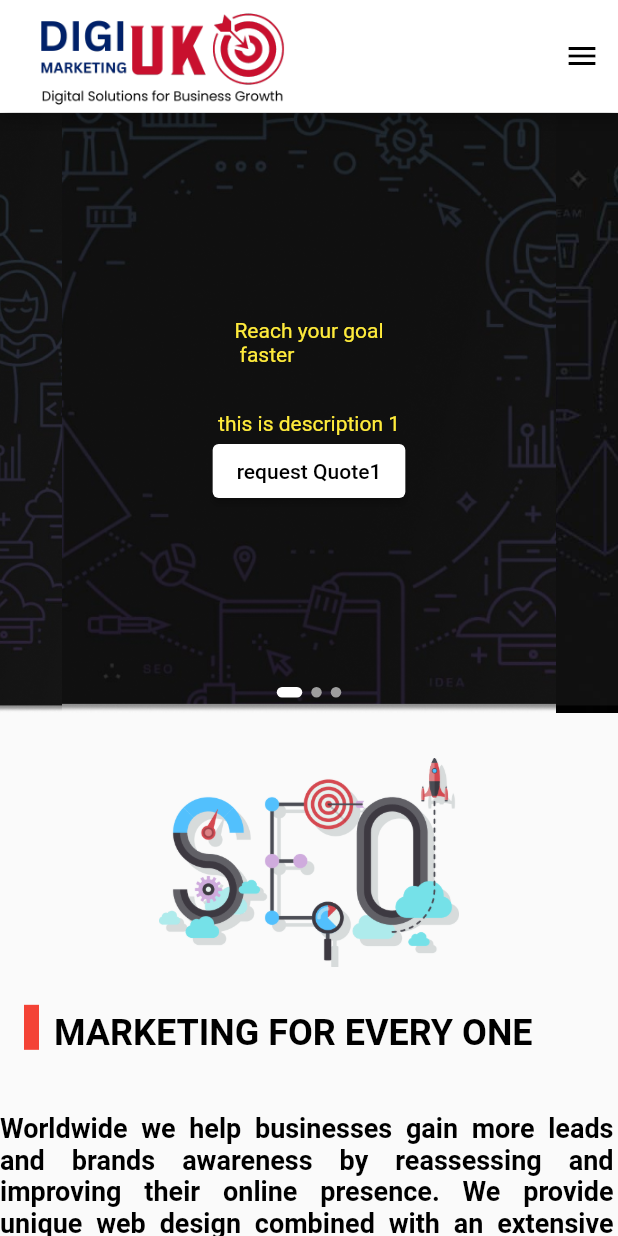
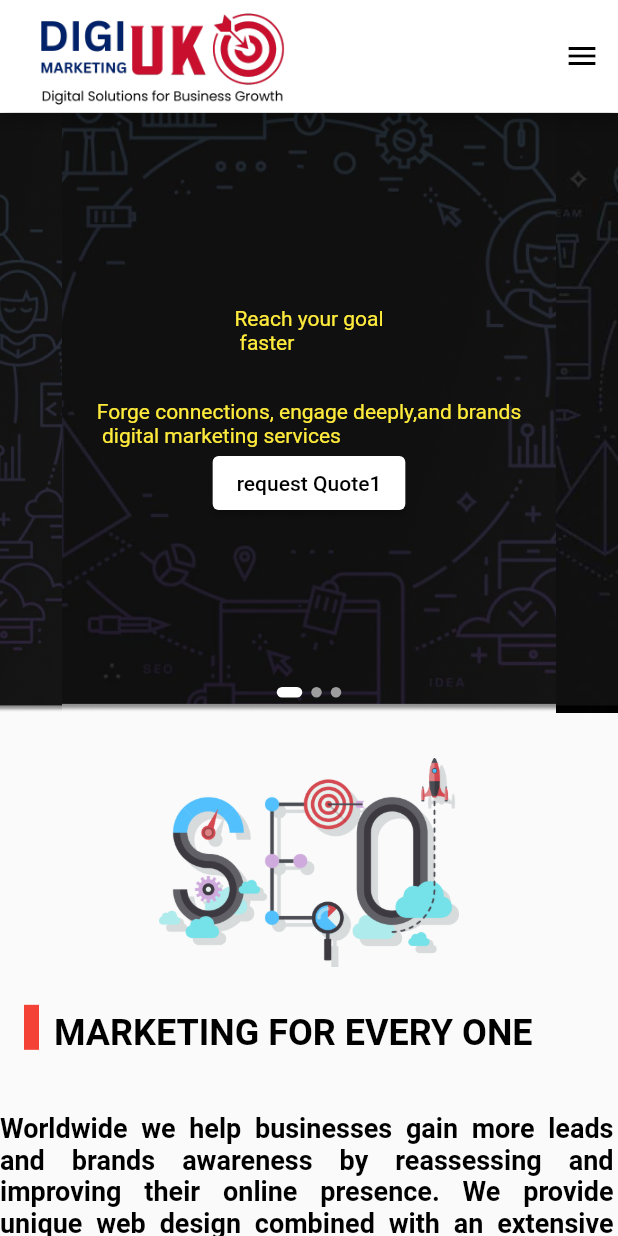
Before and after one commit to Sea-zone/flutterapp, a Flutter app: the screen it shows after launch, on a phone screen of 412 x 824 dp. Run offline on Flutter 3.47's test engine with Material 2 defaults, Android fonts, the phone set to English and light mode, and no system bars; drawn by our look-alikes of carousel_slider.

Commit message:
desc added

```diff
--- a/lib/screens/home_screen.dart
+++ b/lib/screens/home_screen.dart
@@ -13,7 +13,8 @@ class _HomeScreenState extends State<HomeScreen> {
   List imagelist = [
     {
       "quote": "Reach your goal\n faster",
-      "description": "this is description 1",
+      "description":
+          "Forge connections, engage deeply,and brands\n digital marketing services",
       "id": 1,
       "image_path": 'images/1.png',
       "bottonText": "request Quote1"
@@ -33,95 +34,6 @@ class _HomeScreenState extends State<HomeScreen> {
       "bottonText": "request Quote3"
     },
   ];
-
-  // List<Widget> imageTexts = [
-  //   // Image 1
-  //   Positioned(
-  //     top: 300, // Adjust the top position for the first Text widget
-  //     left: 20, // Adjust the left position for the first Text widget
-  //     child: Column(
-  //       crossAxisAlignment: CrossAxisAlignment.start,
-  //       children: [
-  //         Text(
-  //           'REACH YOUR GOALS',
-  //           style: TextStyle(
-  //             color: Colors.white,
-  //             fontSize: 32.0,
-  //             fontWeight: FontWeight.bold,
-  //           ),
-  //         ),
-  //         Text(
-  //           'We provide business and brands',
-  //           style: TextStyle(
-  //             color: Colors.white,
-  //             fontSize: 32.0,
-  //             fontWeight: FontWeight.bold,
-  //           ),
-  //         ),
-  //         Text(
-  //           'Another line of text',
-  //           style: TextStyle(
-  //             color: Colors.white,
-  //             fontSize: 24.0,
-  //             fontWeight: FontWeight.normal,
-  //           ),
-  //         ),
-  //       ],
-  //     ),
-  //   ),
-  //   Positioned(
-  //     top: 70, // Adjust the top position for the second Text widget
-  //     left: 20, // Adjust the left position for the second Text widget
-  //     child: Text(
-  //       'We provide business and brands',
-  //       style: TextStyle(
-  //         color: Colors.white,
-  //         fontSize: 32.0,
-  //         fontWeight: FontWeight.bold,
-  //       ),
-  //     ),
-  //   ),
-  //   Positioned(
-  //     top: 120, // Adjust the top position for the third Text widget
-  //     left: 20, // Adjust the left position for the third Text widget
-  //     child: Text(
-  //       'Another line of text',
-  //       style: TextStyle(
-  //         color: Colors.white,
-  //         fontSize: 24.0, // Adjust font size as needed
-  //         fontWeight: FontWeight.normal, // Adjust font weight as needed
-  //       ),
-  //     ),
-  //   ),
-
-  //   // Image 2
-  //   Positioned(
-  //     top: 220, // Adjust the top position as needed
-  //     left: 20, // Adjust the left position as needed
-  //     child: Text(
-  //       'Text for Image 2',
-  //       style: TextStyle(
-  //         color: Colors.white,
-  //         fontSize: 32.0,
-  //         fontWeight: FontWeight.bold,
-  //       ),
-  //     ),
-  //   ),
-
-  //   // Image 3
-  //   Positioned(
-  //     top: 300, // Adjust the top position as needed
-  //     left: 20, // Adjust the left position as needed
-  //     child: Text(
-  //       'Text for Image 3',
-  //       style: TextStyle(
-  //         color: Colors.white,
-  //         fontSize: 32.0,
-  //         fontWeight: FontWeight.bold,
-  //       ),
-  //     ),
-  //   ),
-  // ];
 
   final CarouselController carouselController = CarouselController();
   int currentIndex = 0;
```
